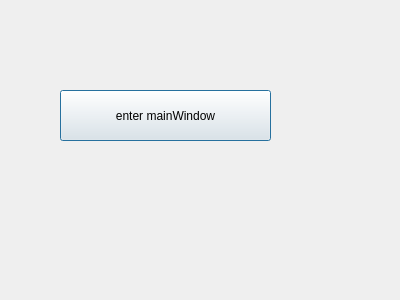
Qt form dialog1.ui (fish7dining/QT1) before a commit.
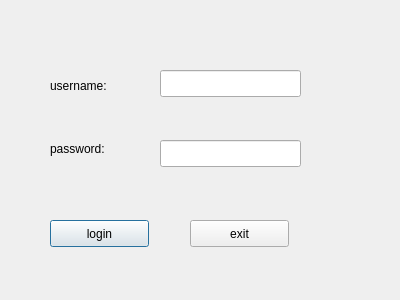
The same form after that commit.

Diff of the .ui file:
```diff
--- a/dialog1.ui
+++ b/dialog1.ui
@@ -13,17 +13,79 @@
   <property name="windowTitle">
    <string>Dialog</string>
   </property>
+  <widget class="QLabel" name="label">
+   <property name="geometry">
+    <rect>
+     <x>50</x>
+     <y>70</y>
+     <width>81</width>
+     <height>31</height>
+    </rect>
+   </property>
+   <property name="text">
+    <string>username:</string>
+   </property>
+  </widget>
+  <widget class="QLabel" name="label_2">
+   <property name="geometry">
+    <rect>
+     <x>50</x>
+     <y>140</y>
+     <width>71</width>
+     <height>17</height>
+    </rect>
+   </property>
+   <property name="text">
+    <string>password:</string>
+   </property>
+  </widget>
+  <widget class="QLineEdit" name="lineEdit">
+   <property name="geometry">
+    <rect>
+     <x>160</x>
+     <y>70</y>
+     <width>141</width>
+     <height>27</height>
+    </rect>
+   </property>
+  </widget>
+  <widget class="QLineEdit" name="lineEdit_2">
+   <property name="geometry">
+    <rect>
+     <x>160</x>
+     <y>140</y>
+     <width>141</width>
+     <height>27</height>
+    </rect>
+   </property>
+   <property name="echoMode">
+    <enum>QLineEdit::Password</enum>
+   </property>
+  </widget>
   <widget class="QPushButton" name="pushButton">
    <property name="geometry">
     <rect>
-     <x>60</x>
-     <y>90</y>
-     <width>211</width>
-     <height>51</height>
+     <x>50</x>
+     <y>220</y>
+     <width>99</width>
+     <height>27</height>
     </rect>
    </property>
    <property name="text">
-    <string>enter mainWindow</string>
+    <string>login</string>
+   </property>
+  </widget>
+  <widget class="QPushButton" name="pushButton_2">
+   <property name="geometry">
+    <rect>
+     <x>190</x>
+     <y>220</y>
+     <width>99</width>
+     <height>27</height>
+    </rect>
+   </property>
+   <property name="text">
+    <string>exit</string>
    </property>
   </widget>
  </widget>
```
Left out of the diff: 8 changed lines with no effect on the pictures.
